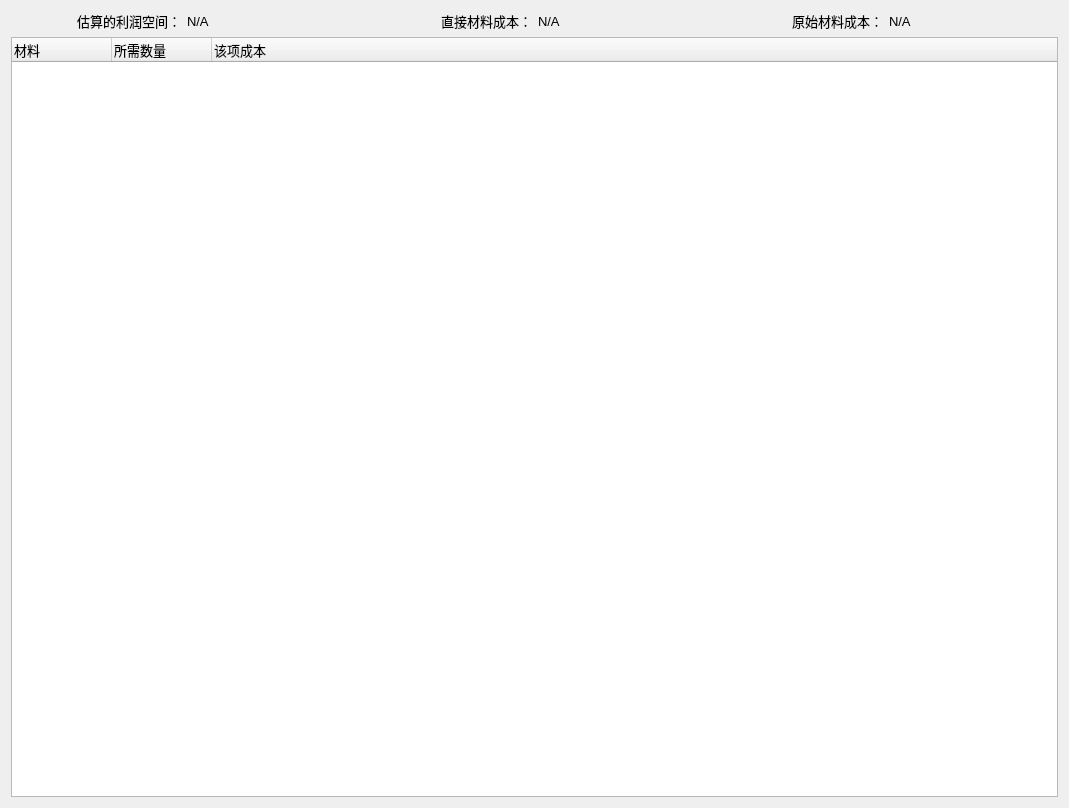
NagaResst/Paissa, file cost_page.ui: the form before one commit.
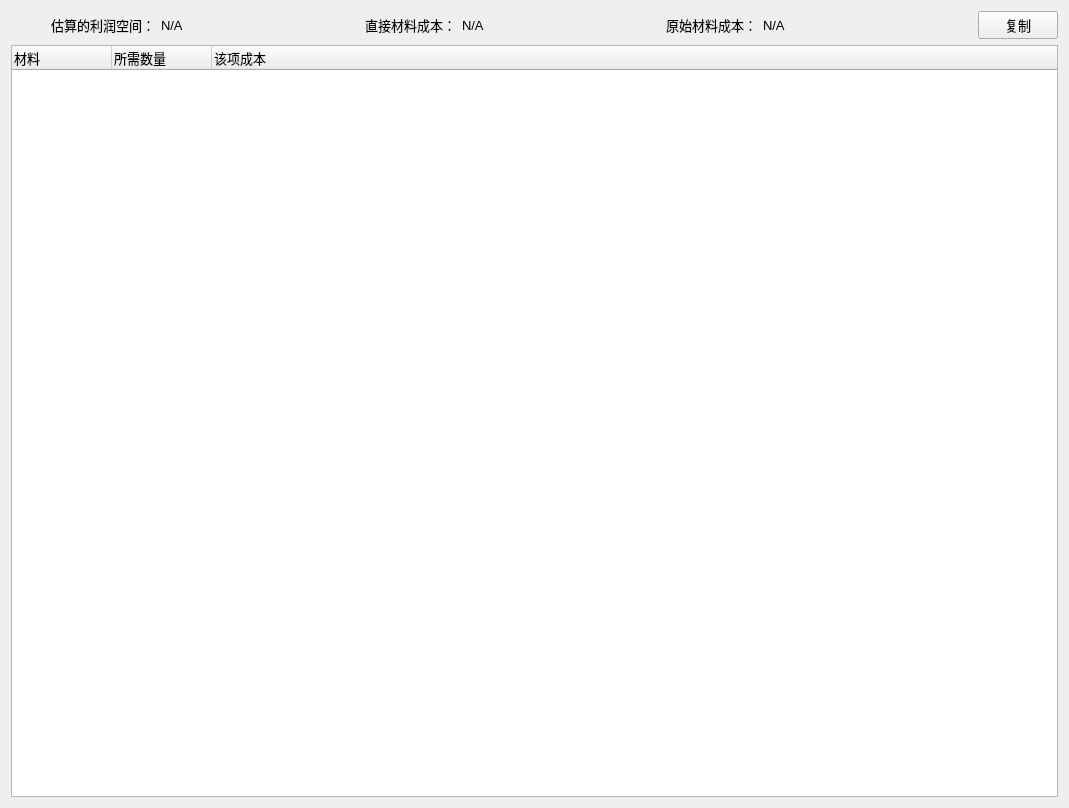
The form after the commit.

Commit message: 添加材料树复制功能，修复材料树点击动作不正确的BUG

```diff
--- a/cost_page.ui
+++ b/cost_page.ui
@@ -125,6 +125,19 @@
        </property>
       </widget>
      </item>
+     <item alignment="Qt::AlignRight">
+      <widget class="QPushButton" name="click_c">
+       <property name="font">
+        <font>
+         <family>Arial</family>
+         <pointsize>10</pointsize>
+        </font>
+       </property>
+       <property name="text">
+        <string>复制</string>
+       </property>
+      </widget>
+     </item>
     </layout>
    </item>
   </layout>
```
The commit also changes 5 other files.
